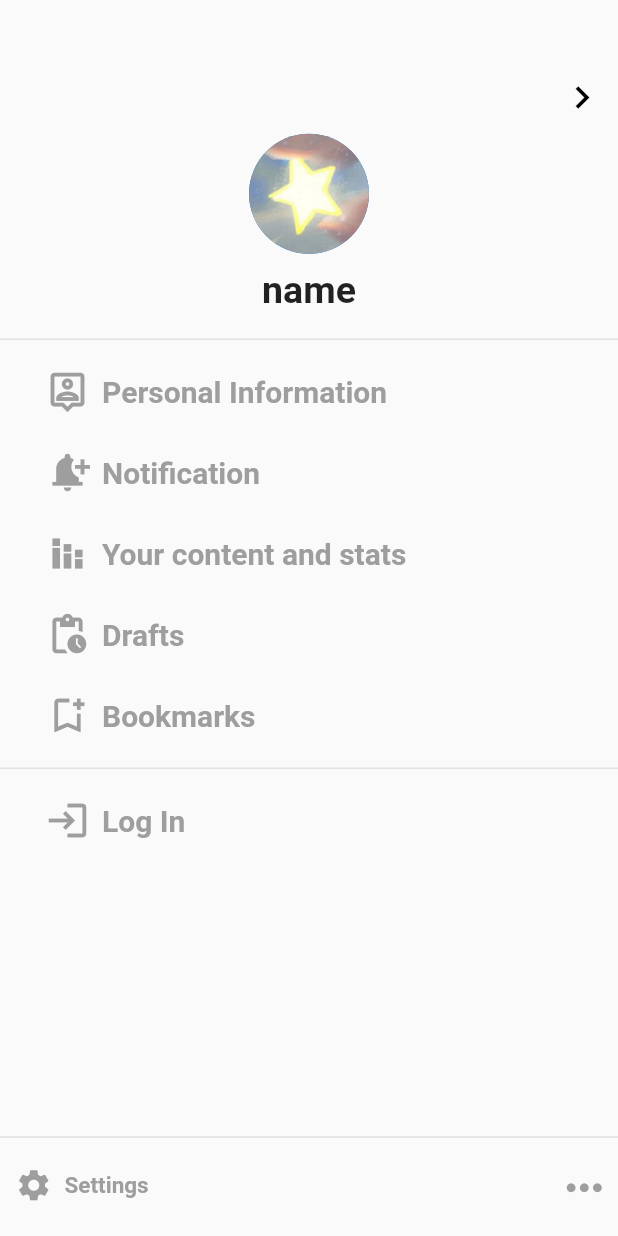
After one commit to away-star/flutter_blog, a Flutter app: the personList screen opened directly, on a phone screen of 412 x 824 dp. The commit adds this screen. Run offline on Flutter 3.47's test engine with Material 2 defaults, Android fonts, the phone set to English and light mode, and no system bars; our stand-ins replace cached_network_image, carousel_slider, flutter_svg, font_awesome_flutter; missing offline and left inert: markdown_widget; network calls fail.

Commit message:
完成了个人页面静态操作，还差随笔、小组件

```diff
--- a/lib/pages/home/home.dart
+++ b/lib/pages/home/home.dart
@@ -165,6 +165,7 @@ while b < 10:
       //     PostList(posts: this.posts),
       //   ],
       // ),
+      //! 这里显示的滚动条下的页面，这里可以用head了
       body: CustomScrollView(
         slivers: [
           Head(tabController: _tabController, tags: _tags),
--- /dev/null
+++ b/lib/pages/person/personlist.dart
@@ -0,0 +1,275 @@
+import 'package:flutter/material.dart';
+import 'package:my_blog/pages/person/log_page.dart';
+import 'package:my_blog/pages/person/person.dart';
+
+class personList extends StatelessWidget {
+  // final String text;
+
+  personList({Key? key}) : super(key: key);
+
+
+  @override
+  Widget build(BuildContext context) {
+    final size = MediaQuery
+        .of(context)
+        .size;
+
+    return Scaffold(
+      body: SizedBox(
+        width: size.width,
+        child: Column(
+          crossAxisAlignment: CrossAxisAlignment.center,
+          children: [
+            SizedBox(height: size.height * 0.05,),
+            Align(
+              alignment: Alignment.centerRight,
+              child: IconButton(
+                color: Colors.white,
+                icon: Icon(Icons.chevron_right, size: 30, color: Colors.black,),
+                onPressed: () {
+                  Navigator.pop(context);
+                },
+              ),
+            ),
+
+
+
+
+
+
+            CircleAvatar(
+              backgroundImage: AssetImage('assets/images/avatar.jpg'),
+              //这里设置的是半径
+              radius: 40,
+            ),
+            SizedBox(height: 10,),
+            Text('name',
+              style: TextStyle(fontSize: 25, fontWeight: FontWeight.bold),),
+            SizedBox(height: 10,),
+            Divider(
+              color: Colors.grey[300],
+              thickness: 1,
+            ),
+
+            Align(
+              alignment: Alignment.centerLeft,
+              child: TextButton.icon(
+                onPressed: () {
+                  // 点击事件处理
+                  Navigator.of(context).push(
+                      MaterialPageRoute(builder: (context) {
+                        return Person(
+                          name: "xingxing",
+                          email: "2064989403@qq.com",
+                          signature:
+                          "So far all life is written with failure, but this does not prevent me from moving forward",
+                          location: "China",
+                        );
+                      }));
+                },
+                style: TextButton.styleFrom(
+                  padding: EdgeInsets.symmetric(
+                      horizontal: 30.0, vertical: 12.0), // 内间距
+                  // backgroundColor: Colors.white, // 背景色
+                ),
+                icon: Icon(
+                  Icons.person_pin_outlined, color: Colors.grey, size: 30,),
+                // 图标
+                label: Text(
+                  'Personal Information',
+                  style: TextStyle(
+                    color: Colors.grey, // 文字颜色
+                    fontSize: 20.0, // 文字大小
+                    fontWeight: FontWeight.bold, // 加粗
+                  ),
+                ),
+              ),
+            ),
+
+            Align(
+              alignment: Alignment.centerLeft,
+              child: TextButton.icon(
+                onPressed: () {
+                  // 点击事件处理
+                },
+                style: TextButton.styleFrom(
+                  padding: EdgeInsets.symmetric(
+                      horizontal: 30.0, vertical: 12.0), // 内间距
+                  // backgroundColor: Colors.white, // 背景色
+                ),
+                icon: Icon(
+                  Icons.notification_add, color: Colors.grey, size: 30,), // 图标
+                label: Text(
+                  'Notification',
+                  style: TextStyle(
+                    color: Colors.grey, // 文字颜色
+                    fontSize: 20.0, // 文字大小
+                    fontWeight: FontWeight.bold, // 加粗
+                  ),
+                ),
+              ),
+            ),
+            Align(
+              alignment: Alignment.centerLeft,
+              child: TextButton.icon(
+                onPressed: () {
+                  // 点击事件处理
+                },
+                style: TextButton.styleFrom(
+                  padding: EdgeInsets.symmetric(
+                      horizontal: 30.0, vertical: 12.0), // 内间距
+                  // backgroundColor: Colors.white, // 背景色
+                ),
+                icon: Icon(
+                  Icons.stacked_bar_chart, color: Colors.grey, size: 30,), // 图标
+                label: Text(
+                  'Your content and stats',
+                  style: TextStyle(
+                    color: Colors.grey, // 文字颜色
+                    fontSize: 20.0, // 文字大小
+                    fontWeight: FontWeight.bold, // 加粗
+                  ),
+                ),
+              ),
+            ),
+            Align(
+              alignment: Alignment.centerLeft,
+              child: TextButton.icon(
+                onPressed: () {
+                  // 点击事件处理
+                },
+                style: TextButton.styleFrom(
+                  padding: EdgeInsets.symmetric(
+                      horizontal: 30.0, vertical: 12.0), // 内间距
+                  // backgroundColor: Colors.white, // 背景色
+                ),
+                icon: Icon(
+                  Icons.pending_actions, color: Colors.grey, size: 30,), // 图标
+                label: Text(
+                  'Drafts',
+                  style: TextStyle(
+                    color: Colors.grey, // 文字颜色
+                    fontSize: 20.0, // 文字大小
+                    fontWeight: FontWeight.bold, // 加粗
+                  ),
+                ),
+              ),
+            ),
+            Align(
+              alignment: Alignment.centerLeft,
+              child: TextButton.icon(
+                onPressed: () {
+                  // 点击事件处理
+                },
+                style: TextButton.styleFrom(
+                  padding: EdgeInsets.symmetric(
+                      horizontal: 30.0, vertical: 12.0), // 内间距
+                  // backgroundColor: Colors.white, // 背景色
+                ),
+                icon: Icon(
+                  Icons.bookmark_add_outlined, color: Colors.grey, size: 30,),
+                // 图标
+                label: Text(
+                  'Bookmarks',
+                  style: TextStyle(
+                    color: Colors.grey, // 文字颜色
+                    fontSize: 20.0, // 文字大小
+                    fontWeight: FontWeight.bold, // 加粗
+                  ),
+                ),
+              ),
+            ),
+            Divider(
+              color: Colors.grey[300],
+              thickness: 1,
+            ),
+            Align(
+              alignment: Alignment.centerLeft,
+              child: TextButton.icon(
+                onPressed: () {
+                  // 点击事件处理
+                  Navigator.of(context).push(
+                      MaterialPageRoute(builder: (context) => LoginPage()));
+                },
+                style: TextButton.styleFrom(
+                  padding: EdgeInsets.symmetric(
+                      horizontal: 30.0, vertical: 12.0), // 内间距
+                  // backgroundColor: Colors.white, // 背景色
+                ),
+                icon: Icon(Icons.login, color: Colors.grey, size: 30,), // 图标
+                label: Text(
+                  'Log In',
+                  style: TextStyle(
+                    color: Colors.grey, // 文字颜色
+                    fontSize: 20.0, // 文字大小
+                    fontWeight: FontWeight.bold, // 加粗
+                  ),
+                ),
+              ),
+            ),
+
+
+            Expanded(child: SizedBox(),),
+            Divider(
+              color: Colors.grey[300],
+              thickness: 1,
+            ),
+            Row(
+              children: [
+                TextButton.icon(
+                  onPressed: () {
+                    // 点击事件处理
+                  },
+                  style: TextButton.styleFrom(
+                    padding: EdgeInsets.symmetric(horizontal: 10.0), // 内间距
+                    // backgroundColor: Colors.white, // 背景色
+                  ),
+                  icon: Icon(Icons.settings, color: Colors.grey, size: 25,),
+                  // 图标
+                  label: Text(
+                    'Settings',
+                    style: TextStyle(
+                      color: Colors.grey, // 文字颜色
+                      fontSize: 15.0, // 文字大小
+                      fontWeight: FontWeight.bold, // 加粗
+                    ),
+                  ),
+                ),
+                Expanded(child: SizedBox()),
+                PopupMenuButton(
+                  itemBuilder: (BuildContext context) =>
+                  <PopupMenuEntry>[
+                    PopupMenuItem(child: Text('选项一')),
+                    PopupMenuItem(child: Text('选项二')),
+                    PopupMenuItem(child: Text('选项三')),
+                  ],
+                  child: IconButton(
+                    icon: Icon(
+                      Icons.more_horiz_sharp, color: Colors.grey, size: 35,),
+                    onPressed: () {
+                      // Do something when button pressed
+                    },
+                  ),
+                )
+
+              ],
+            ),
+            SizedBox(height: 10,),
+
+
+          ],
+        ),
+      ),
+    );
+    // return Column(
+    //   children: [
+    //     CircleAvatar(
+    //       backgroundImage: AssetImage('assets/images/avatar.jpg'),
+    //       //这里设置的是半径
+    //       radius: 40,
+    //     ),
+    //
+    //   ],
+    // );
+  }
+}
```
Also changed, not shown: lib/pages/home/action.dart (+13 -5 lines), lib/pages/home/fun.dart (added, +73 -0 lines), lib/pages/home/head.dart (+14 -8 lines), lib/pages/person/log_page.dart (added, +79 -0 lines).
